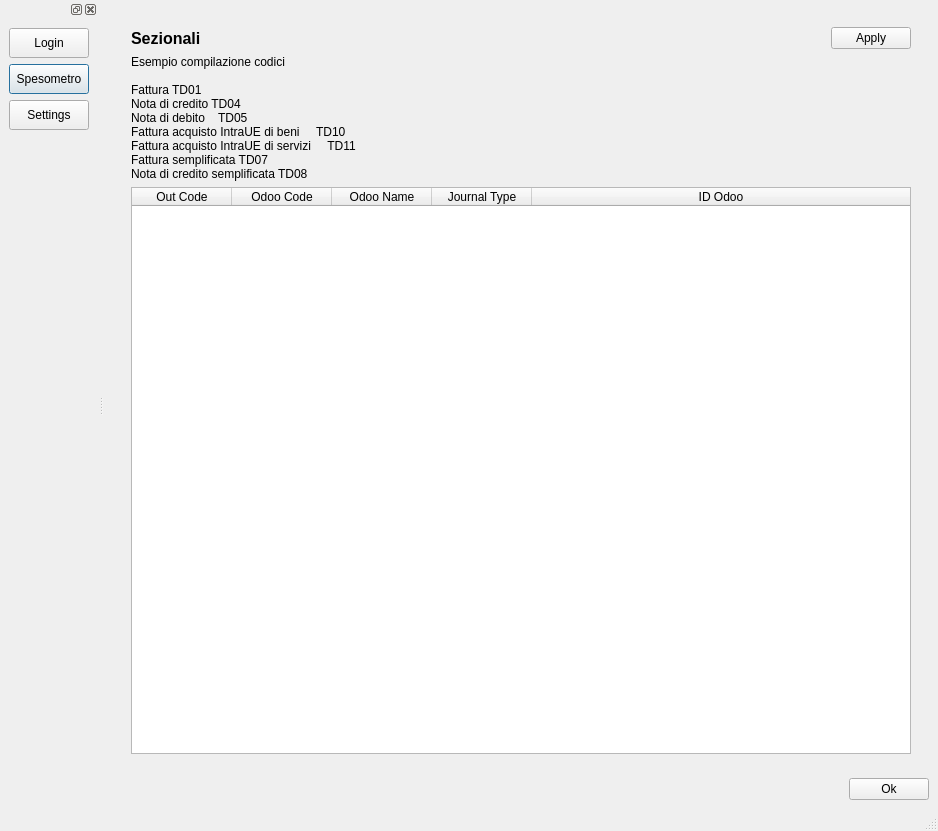
This is addons/omnia_spesometro/ui_spesometro/main_window.ui in OmniaSolutions/odooAddons as Qt 5 draws it before an edit. The edited form follows.
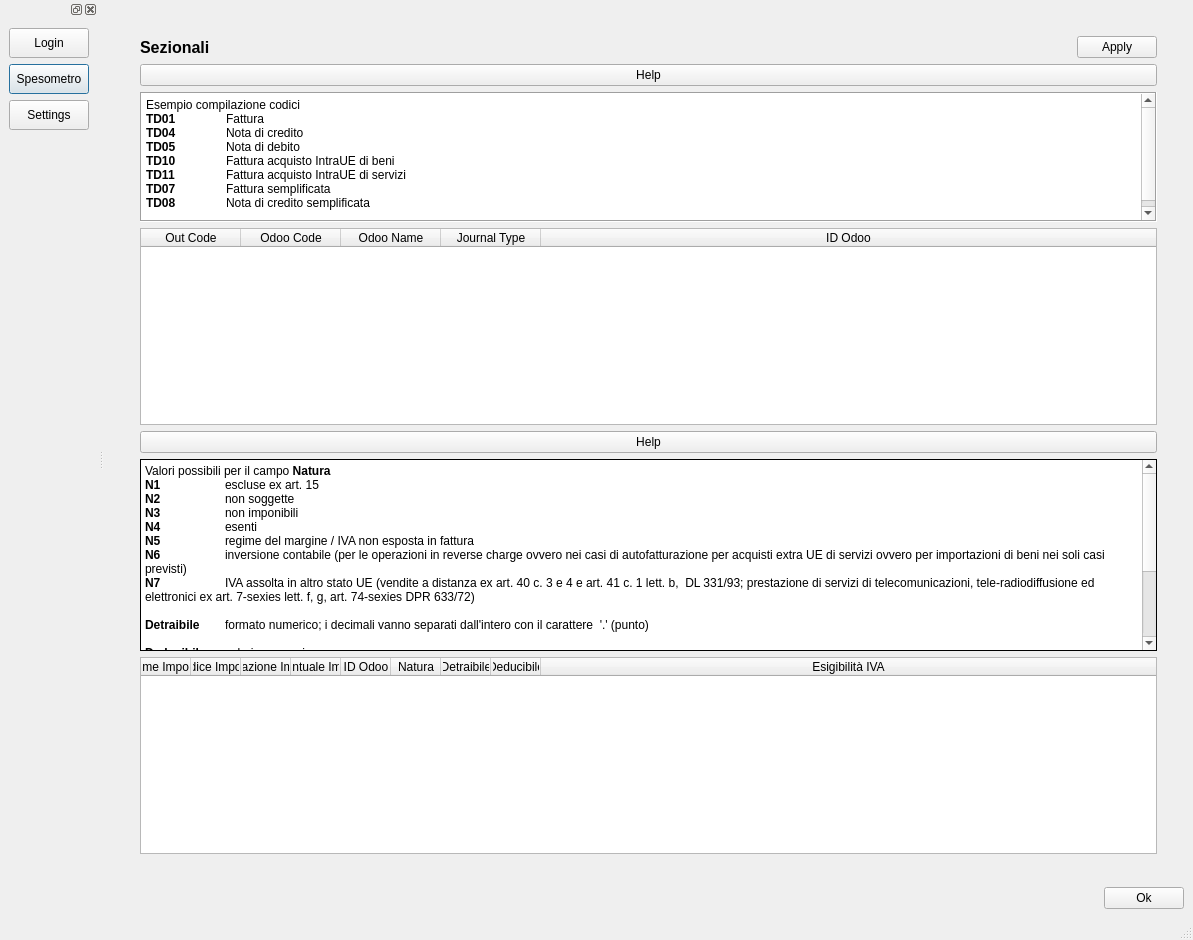
This is the edited form. The open tabs and pages were chosen to show the change.

Commit message: IMP:	- Added table for account taxes and helps

```diff
--- a/addons/omnia_spesometro/ui_spesometro/main_window.ui
+++ b/addons/omnia_spesometro/ui_spesometro/main_window.ui
@@ -6,8 +6,8 @@
    <rect>
     <x>0</x>
     <y>0</y>
-    <width>938</width>
-    <height>831</height>
+    <width>1193</width>
+    <height>940</height>
    </rect>
   </property>
   <property name="windowTitle">
@@ -159,6 +159,30 @@
            <item row="0" column="0">
             <layout class="QVBoxLayout" name="verticalLayout_2">
              <item>
+              <widget class="QScrollArea" name="scrollArea">
+               <property name="frameShape">
+                <enum>QFrame::NoFrame</enum>
+               </property>
+               <property name="verticalScrollBarPolicy">
+                <enum>Qt::ScrollBarAlwaysOff</enum>
+               </property>
+               <property name="horizontalScrollBarPolicy">
+                <enum>Qt::ScrollBarAsNeeded</enum>
+               </property>
+               <property name="widgetResizable">
+                <bool>true</bool>
+               </property>
+               <widget class="QWidget" name="scrollAreaWidgetContents">
+                <property name="geometry">
+                 <rect>
+                  <x>0</x>
+                  <y>0</y>
+                  <width>1025</width>
+                  <height>833</height>
+                 </rect>
+                </property>
+                <layout class="QVBoxLayout" name="verticalLayout_5">
+                 <item>
               <layout class="QHBoxLayout" name="horizontalLayout_2">
                <item>
                 <widget class="QLabel" name="label_sezionali">
@@ -197,17 +221,46 @@
               </layout>
              </item>
              <item>
-              <widget class="QLabel" name="label">
+                  <widget class="QPushButton" name="pushButton_help_journal">
                <property name="text">
-                <string>Esempio compilazione codici
-
-Fattura TD01
-Nota di credito TD04
-Nota di debito    TD05    
-Fattura acquisto IntraUE di beni     TD10
-Fattura acquisto IntraUE di servizi     TD11
-Fattura semplificata TD07
-Nota di credito semplificata TD08</string>
+                    <string>Help</string>
+                   </property>
+                  </widget>
+                 </item>
+                 <item>
+                  <widget class="QTextEdit" name="textEdit_journal">
+                   <property name="sizePolicy">
+                    <sizepolicy hsizetype="Expanding" vsizetype="Minimum">
+                     <horstretch>0</horstretch>
+                     <verstretch>0</verstretch>
+                    </sizepolicy>
+                   </property>
+                   <property name="maximumSize">
+                    <size>
+                     <width>16777215</width>
+                     <height>130</height>
+                    </size>
+                   </property>
+                   <property name="frameShape">
+                    <enum>QFrame::Box</enum>
+                   </property>
+                   <property name="readOnly">
+                    <bool>true</bool>
+                   </property>
+                   <property name="html">
+                    <string>&lt;!DOCTYPE HTML PUBLIC &quot;-//W3C//DTD HTML 4.0//EN&quot; &quot;http://www.w3.org/TR/REC-html40/strict.dtd&quot;&gt;
+&lt;html&gt;&lt;head&gt;&lt;meta name=&quot;qrichtext&quot; content=&quot;1&quot; /&gt;&lt;style type=&quot;text/css&quot;&gt;
+p, li { white-space: pre-wrap; }
+&lt;/style&gt;&lt;/head&gt;&lt;body style=&quot; font-family:'Sans Serif'; font-size:9pt; font-weight:400; font-style:normal;&quot;&gt;
+&lt;p style=&quot; margin-top:0px; margin-bottom:0px; margin-left:0px; margin-right:0px; -qt-block-indent:0; text-indent:0px;&quot;&gt;Esempio compilazione codici&lt;/p&gt;
+&lt;p style=&quot; margin-top:0px; margin-bottom:0px; margin-left:0px; margin-right:0px; -qt-block-indent:0; text-indent:0px;&quot;&gt;&lt;span style=&quot; font-weight:600;&quot;&gt;TD01&lt;/span&gt;	Fattura&lt;/p&gt;
+&lt;p style=&quot; margin-top:0px; margin-bottom:0px; margin-left:0px; margin-right:0px; -qt-block-indent:0; text-indent:0px;&quot;&gt;&lt;span style=&quot; font-weight:600;&quot;&gt;TD04&lt;/span&gt;	Nota di credito&lt;/p&gt;
+&lt;p style=&quot; margin-top:0px; margin-bottom:0px; margin-left:0px; margin-right:0px; -qt-block-indent:0; text-indent:0px;&quot;&gt;&lt;span style=&quot; font-weight:600;&quot;&gt;TD05&lt;/span&gt;	Nota di debito   &lt;/p&gt;
+&lt;p style=&quot; margin-top:0px; margin-bottom:0px; margin-left:0px; margin-right:0px; -qt-block-indent:0; text-indent:0px;&quot;&gt;&lt;span style=&quot; font-weight:600;&quot;&gt;TD10&lt;/span&gt;	Fattura acquisto IntraUE di beni&lt;/p&gt;
+&lt;p style=&quot; margin-top:0px; margin-bottom:0px; margin-left:0px; margin-right:0px; -qt-block-indent:0; text-indent:0px;&quot;&gt;&lt;span style=&quot; font-weight:600;&quot;&gt;TD11&lt;/span&gt;	Fattura acquisto IntraUE di servizi&lt;/p&gt;
+&lt;p style=&quot; margin-top:0px; margin-bottom:0px; margin-left:0px; margin-right:0px; -qt-block-indent:0; text-indent:0px;&quot;&gt;&lt;span style=&quot; font-weight:600;&quot;&gt;TD07&lt;/span&gt;	Fattura semplificata&lt;/p&gt;
+&lt;p style=&quot; margin-top:0px; margin-bottom:0px; margin-left:0px; margin-right:0px; -qt-block-indent:0; text-indent:0px;&quot;&gt;&lt;span style=&quot; font-weight:600;&quot;&gt;TD08&lt;/span&gt;	Nota di credito semplificata&lt;/p&gt;
+&lt;p style=&quot;-qt-paragraph-type:empty; margin-top:0px; margin-bottom:0px; margin-left:0px; margin-right:0px; -qt-block-indent:0; text-indent:0px;&quot;&gt;&lt;br /&gt;&lt;/p&gt;&lt;/body&gt;&lt;/html&gt;</string>
                </property>
               </widget>
              </item>
@@ -260,6 +313,141 @@
                  </color>
                 </property>
                </column>
+                  </widget>
+                 </item>
+                 <item>
+                  <widget class="QPushButton" name="pushButton_help_imposte">
+                   <property name="text">
+                    <string>Help</string>
+                   </property>
+                  </widget>
+                 </item>
+                 <item>
+                  <widget class="QTextEdit" name="textEdit_imposte">
+                   <property name="sizePolicy">
+                    <sizepolicy hsizetype="Expanding" vsizetype="Minimum">
+                     <horstretch>0</horstretch>
+                     <verstretch>0</verstretch>
+                    </sizepolicy>
+                   </property>
+                   <property name="autoFillBackground">
+                    <bool>true</bool>
+                   </property>
+                   <property name="frameShape">
+                    <enum>QFrame::Box</enum>
+                   </property>
+                   <property name="frameShadow">
+                    <enum>QFrame::Plain</enum>
+                   </property>
+                   <property name="lineWidth">
+                    <number>1</number>
+                   </property>
+                   <property name="readOnly">
+                    <bool>true</bool>
+                   </property>
+                   <property name="html">
+                    <string>&lt;!DOCTYPE HTML PUBLIC &quot;-//W3C//DTD HTML 4.0//EN&quot; &quot;http://www.w3.org/TR/REC-html40/strict.dtd&quot;&gt;
+&lt;html&gt;&lt;head&gt;&lt;meta name=&quot;qrichtext&quot; content=&quot;1&quot; /&gt;&lt;style type=&quot;text/css&quot;&gt;
+p, li { white-space: pre-wrap; }
+&lt;/style&gt;&lt;/head&gt;&lt;body style=&quot; font-family:'Sans Serif'; font-size:9pt; font-weight:400; font-style:normal;&quot;&gt;
+&lt;p style=&quot; margin-top:0px; margin-bottom:0px; margin-left:0px; margin-right:0px; -qt-block-indent:0; text-indent:0px;&quot;&gt;Valori possibili per il campo &lt;span style=&quot; font-weight:600;&quot;&gt;Natura&lt;/span&gt;&lt;/p&gt;
+&lt;p style=&quot; margin-top:0px; margin-bottom:0px; margin-left:0px; margin-right:0px; -qt-block-indent:0; text-indent:0px;&quot;&gt;&lt;span style=&quot; font-weight:600;&quot;&gt;N1	&lt;/span&gt;escluse ex art. 15&lt;/p&gt;
+&lt;p style=&quot; margin-top:0px; margin-bottom:0px; margin-left:0px; margin-right:0px; -qt-block-indent:0; text-indent:0px;&quot;&gt;&lt;span style=&quot; font-weight:600;&quot;&gt;N2&lt;/span&gt;	non soggette&lt;/p&gt;
+&lt;p style=&quot; margin-top:0px; margin-bottom:0px; margin-left:0px; margin-right:0px; -qt-block-indent:0; text-indent:0px;&quot;&gt;&lt;span style=&quot; font-weight:600;&quot;&gt;N3&lt;/span&gt;	non imponibili&lt;/p&gt;
+&lt;p style=&quot; margin-top:0px; margin-bottom:0px; margin-left:0px; margin-right:0px; -qt-block-indent:0; text-indent:0px;&quot;&gt;&lt;span style=&quot; font-weight:600;&quot;&gt;N4&lt;/span&gt;	esenti&lt;/p&gt;
+&lt;p style=&quot; margin-top:0px; margin-bottom:0px; margin-left:0px; margin-right:0px; -qt-block-indent:0; text-indent:0px;&quot;&gt;&lt;span style=&quot; font-weight:600;&quot;&gt;N5&lt;/span&gt;	regime del margine / IVA non esposta in fattura&lt;/p&gt;
+&lt;p style=&quot; margin-top:0px; margin-bottom:0px; margin-left:0px; margin-right:0px; -qt-block-indent:0; text-indent:0px;&quot;&gt;&lt;span style=&quot; font-weight:600;&quot;&gt;N6&lt;/span&gt;	inversione contabile (per le operazioni in reverse charge ovvero nei casi di autofatturazione per acquisti extra UE di servizi ovvero per importazioni di beni nei soli casi previsti)&lt;/p&gt;
+&lt;p style=&quot; margin-top:0px; margin-bottom:0px; margin-left:0px; margin-right:0px; -qt-block-indent:0; text-indent:0px;&quot;&gt;&lt;span style=&quot; font-weight:600;&quot;&gt;N7&lt;/span&gt;	IVA assolta in altro stato UE (vendite a distanza ex art. 40 c. 3 e 4 e art. 41 c. 1 lett. b,  DL 331/93; prestazione di servizi di telecomunicazioni, tele-radiodiffusione ed elettronici ex art. 7-sexies lett. f, g, art. 74-sexies DPR 633/72)&lt;/p&gt;
+&lt;p style=&quot;-qt-paragraph-type:empty; margin-top:0px; margin-bottom:0px; margin-left:0px; margin-right:0px; -qt-block-indent:0; text-indent:0px;&quot;&gt;&lt;br /&gt;&lt;/p&gt;
+&lt;p style=&quot; margin-top:0px; margin-bottom:0px; margin-left:0px; margin-right:0px; -qt-block-indent:0; text-indent:0px;&quot;&gt;&lt;span style=&quot; font-weight:600;&quot;&gt;Detraibile	&lt;/span&gt;formato numerico; i decimali vanno separati dall'intero con il carattere  '.' (punto)&lt;/p&gt;
+&lt;p style=&quot;-qt-paragraph-type:empty; margin-top:0px; margin-bottom:0px; margin-left:0px; margin-right:0px; -qt-block-indent:0; text-indent:0px;&quot;&gt;&lt;br /&gt;&lt;/p&gt;
+&lt;p style=&quot; margin-top:0px; margin-bottom:0px; margin-left:0px; margin-right:0px; -qt-block-indent:0; text-indent:0px;&quot;&gt;&lt;span style=&quot; font-weight:600;&quot;&gt;Deducibile	&lt;/span&gt;valori ammessi:&lt;/p&gt;
+&lt;p style=&quot; margin-top:0px; margin-bottom:0px; margin-left:0px; margin-right:0px; -qt-block-indent:0; text-indent:0px;&quot;&gt;	[SI] = spesa deducibile&lt;/p&gt;
+&lt;p style=&quot;-qt-paragraph-type:empty; margin-top:0px; margin-bottom:0px; margin-left:0px; margin-right:0px; -qt-block-indent:0; text-indent:0px;&quot;&gt;&lt;br /&gt;&lt;/p&gt;
+&lt;p style=&quot; margin-top:0px; margin-bottom:0px; margin-left:0px; margin-right:0px; -qt-block-indent:0; text-indent:0px;&quot;&gt;&lt;span style=&quot; font-weight:600;&quot;&gt;Esigibilità IVA&lt;/span&gt;   valori ammessi:&lt;/p&gt;
+&lt;p style=&quot; margin-top:0px; margin-bottom:0px; margin-left:0px; margin-right:0px; -qt-block-indent:0; text-indent:0px;&quot;&gt;	[I]: IVA ad esigibilità immediata&lt;/p&gt;
+&lt;p style=&quot; margin-top:0px; margin-bottom:0px; margin-left:0px; margin-right:0px; -qt-block-indent:0; text-indent:0px;&quot;&gt;	[D]: IVA ad esigibilità differita&lt;/p&gt;
+&lt;p style=&quot; margin-top:0px; margin-bottom:0px; margin-left:0px; margin-right:0px; -qt-block-indent:0; text-indent:0px;&quot;&gt;	[S]: scissione dei pagamenti\n&lt;/p&gt;
+&lt;p style=&quot;-qt-paragraph-type:empty; margin-top:0px; margin-bottom:0px; margin-left:0px; margin-right:0px; -qt-block-indent:0; text-indent:0px;&quot;&gt;&lt;br /&gt;&lt;/p&gt;
+&lt;p style=&quot;-qt-paragraph-type:empty; margin-top:0px; margin-bottom:0px; margin-left:0px; margin-right:0px; -qt-block-indent:0; text-indent:0px;&quot;&gt;&lt;br /&gt;&lt;/p&gt;&lt;/body&gt;&lt;/html&gt;</string>
+                   </property>
+                  </widget>
+                 </item>
+                 <item>
+                  <widget class="QTableWidget" name="tableWidget_imposte">
+                   <property name="sortingEnabled">
+                    <bool>true</bool>
+                   </property>
+                   <attribute name="horizontalHeaderVisible">
+                    <bool>true</bool>
+                   </attribute>
+                   <attribute name="horizontalHeaderCascadingSectionResizes">
+                    <bool>true</bool>
+                   </attribute>
+                   <attribute name="horizontalHeaderDefaultSectionSize">
+                    <number>50</number>
+                   </attribute>
+                   <attribute name="horizontalHeaderHighlightSections">
+                    <bool>true</bool>
+                   </attribute>
+                   <attribute name="horizontalHeaderMinimumSectionSize">
+                    <number>50</number>
+                   </attribute>
+                   <attribute name="horizontalHeaderStretchLastSection">
+                    <bool>true</bool>
+                   </attribute>
+                   <attribute name="verticalHeaderVisible">
+                    <bool>false</bool>
+                   </attribute>
+                   <column>
+                    <property name="text">
+                     <string>Nome Imposta</string>
+                    </property>
+                   </column>
+                   <column>
+                    <property name="text">
+                     <string>Codice Imposta</string>
+                    </property>
+                   </column>
+                   <column>
+                    <property name="text">
+                     <string>Applicazione Imposta</string>
+                    </property>
+                   </column>
+                   <column>
+                    <property name="text">
+                     <string>Percentuale Imposta</string>
+                    </property>
+                   </column>
+                   <column>
+                    <property name="text">
+                     <string>ID Odoo</string>
+                    </property>
+                   </column>
+                   <column>
+                    <property name="text">
+                     <string>Natura</string>
+                    </property>
+                   </column>
+                   <column>
+                    <property name="text">
+                     <string>Detraibile</string>
+                    </property>
+                   </column>
+                   <column>
+                    <property name="text">
+                     <string>Deducibile</string>
+                    </property>
+                   </column>
+                   <column>
+                    <property name="text">
+                     <string>Esigibilità IVA</string>
+                    </property>
+                   </column>
+                  </widget>
+                 </item>
+                </layout>
+               </widget>
               </widget>
              </item>
             </layout>
```
Left out of the diff: 3 changed lines with no effect on the pictures. Lines whose indentation alone changed are shown as unchanged. The commit also changes 2 other files.
